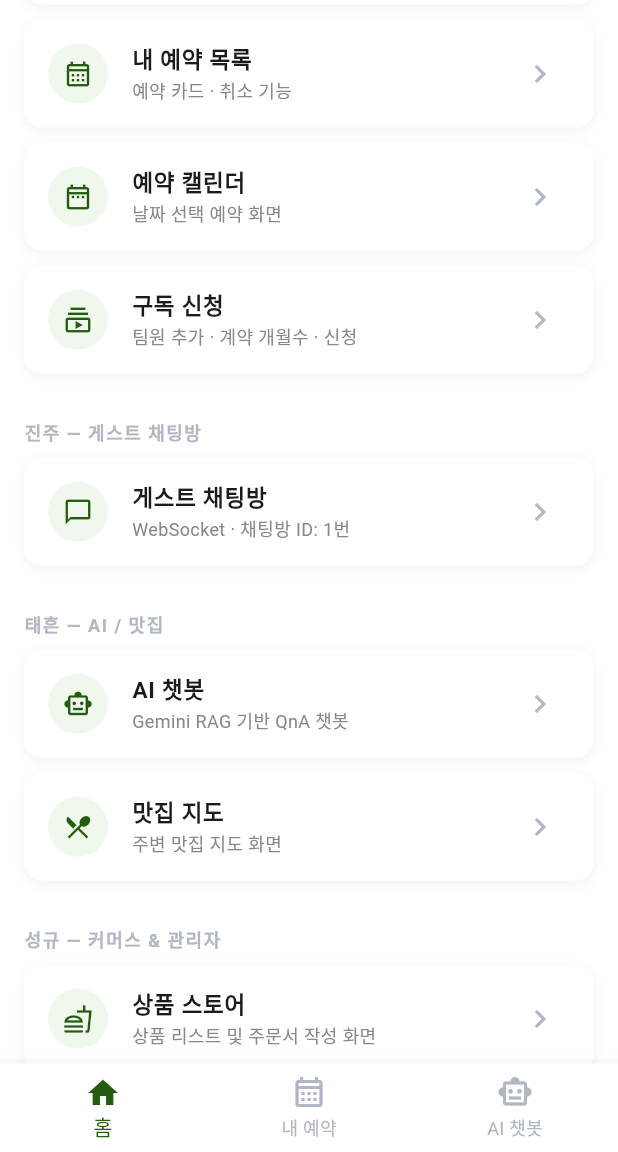
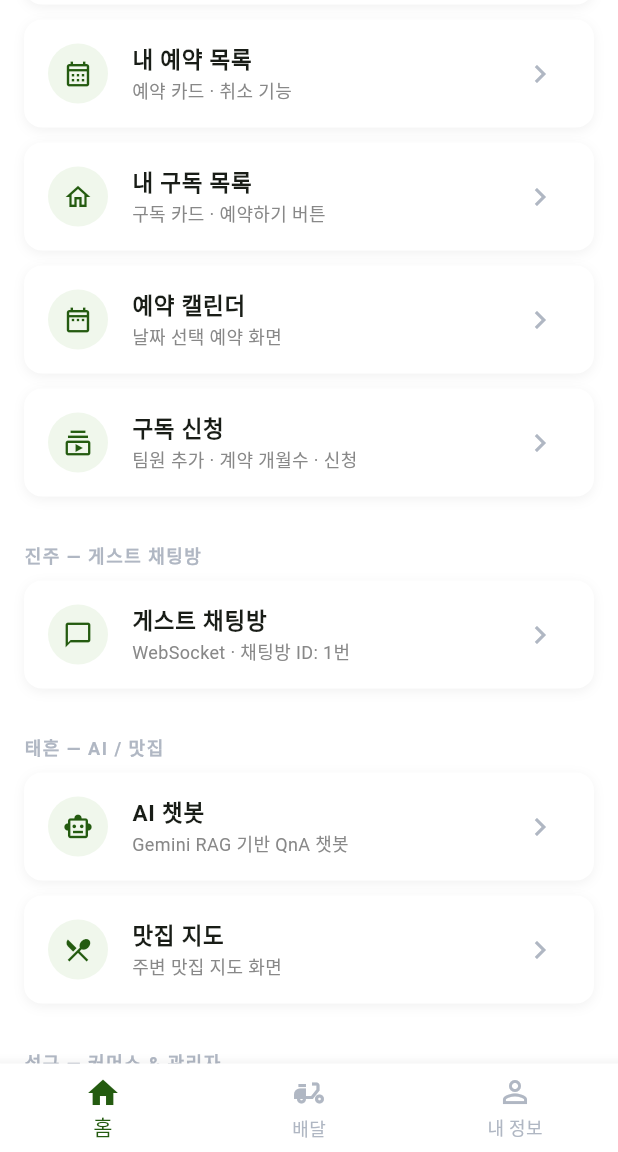
Before and after one commit to ljj9804-tech/Shared_Second_House_Operation_Platform, a Flutter app: the MainScreen screen opened directly, scrolled down 576 dp, on a phone screen of 412 x 824 dp, the part 84-1236 px from its top. Run offline on Flutter 3.47's test engine with Material 3 defaults, Android fonts, the phone set to English and light mode, and no system bars; our stand-ins replace cookie_jar, dio, dio_cookie_manager, flutter_dotenv, flutter_secure_storage, geolocator and 3 more; missing offline and left inert: flutter_foreground_task, stomp_dart_client; accounts and stored records are empty.

Commit message:
feat: [플러터] 내예약 + 내구독 페이지 추가 + 기타

```diff
--- a/flutter_front/lib/common/widget/global_chatbot_fab.dart
+++ b/flutter_front/lib/common/widget/global_chatbot_fab.dart
@@ -39,7 +39,7 @@ class GlobalChatbotFab {
                 if (open) return const SizedBox.shrink();
                 return Positioned(
                   right: 16,
-                  bottom: 24,
+                  bottom: 75,
                   child: SafeArea(child: _ChatbotButton()),
                 );
               },
--- a/flutter_front/lib/config/app_router.dart
+++ b/flutter_front/lib/config/app_router.dart
@@ -3,6 +3,7 @@ import 'package:provider/provider.dart';
 import 'package:flutter_front/common/constants/app_colors.dart';
 import 'package:flutter_front/domain/controller/stay_accommodation_controller.dart';
 import 'package:flutter_front/domain/controller/stay_reservation_controller.dart';
+import 'package:flutter_front/domain/controller/stay_subscription_controller.dart';
 import 'package:flutter_front/domain/controller/chat_bot_controller.dart';
 import 'package:flutter_front/domain/controller/restaurant_controller.dart';
 import 'package:flutter_front/domain/controller/route_controller.dart';
@@ -17,6 +18,7 @@ import 'package:flutter_front/domain/view/stay_accommodation_list_screen.dart';
 import 'package:flutter_front/domain/view/stay_accommodation_detail_screen.dart';
 import 'package:flutter_front/domain/view/stay_reservation_calendar_screen.dart';
 import 'package:flutter_front/domain/view/stay_my_reservation_screen.dart';
+import 'package:flutter_front/domain/view/stay_my_subscription_screen.dart';
 import 'package:flutter_front/domain/view/guest_chat_screen.dart';
 import 'package:flutter_front/domain/view/live_route_map_screen.dart';
 
@@ -32,6 +34,7 @@ class AppRouter extends StatelessWidget {
         ChangeNotifierProvider(create: (_) => AuthProvider()), // 추가
         ChangeNotifierProvider(create: (_) => StayAccommodationController()),
         ChangeNotifierProvider(create: (_) => StayReservationController()),
+        ChangeNotifierProvider(create: (_) => StaySubscriptionController()),
         ChangeNotifierProvider(create: (_) => ChatBotController()),
         ChangeNotifierProvider(create: (_) => RestaurantController()),
         ChangeNotifierProvider(create: (_) => RouteController()),
@@ -55,6 +58,7 @@ class AppRouter extends StatelessWidget {
           '/accommodations': (context) => const StayAccommodationListScreen(),
           '/my/reservations': (context) => const StayMyReservationScreen(),
           '/route': (context) => const LiveRouteMapScreen(),
+          '/my/subscriptions': (context) => const StayMySubscriptionScreen(),
           '/chat': (context) {
             final args = ModalRoute.of(context)!.settings.arguments as Map<String, dynamic>;
             return GuestChatScreen(
--- a/flutter_front/lib/domain/controller/stay_accommodation_controller.dart
+++ b/flutter_front/lib/domain/controller/stay_accommodation_controller.dart
@@ -100,8 +100,7 @@ class StayAccommodationController extends ChangeNotifier {
       final results = await Future.wait(futures);
       accommodations = results[0] as List<StayAccommodationDto>;
       if (userId != null) {
-        final raw = results[1] as List<dynamic>;
-        mySubscriptions = raw.map((e) => StaySubscriptionDto.fromJson(e as Map<String, dynamic>)).toList();
+        mySubscriptions = results[1] as List<StaySubscriptionDto>;
         debugPrint('📋 [내 구독 목록] userId=$userId, 총 ${mySubscriptions.length}건');
         for (final s in mySubscriptions) {
           debugPrint('  └ id=${s.subscriptionId} | accommodationId=${s.accommodationId} | status=${s.status} | ${s.startDate}~${s.endDate}');
@@ -168,8 +167,7 @@ class StayAccommodationController extends ChangeNotifier {
       ]);
       selectedAccommodation = results[0] as StayAccommodationDto;
       stories = results[1] as List<StayStoryDto>;
-      final raw = results[2] as List<dynamic>;
-      mySubscriptions = raw.map((e) => StaySubscriptionDto.fromJson(e as Map<String, dynamic>)).toList();
+      mySubscriptions = results[2] as List<StaySubscriptionDto>;
     } catch (e) {
       errorMessage = '숙소 정보를 불러오지 못했습니다.';
       debugPrint('❌ [숙소 상세 컨트롤러] $e');
--- /dev/null
+++ b/flutter_front/lib/domain/controller/stay_subscription_controller.dart
@@ -0,0 +1,56 @@
+/*
+ * ==================================================================================
+ * [파일 정보]
+ * 위치  : lib/domain/controller/stay_subscription_controller.dart
+ * 역할  : 내 구독 목록 상태 관리 (Provider)
+ * 사용처 : StayMySubscriptionScreen
+ * ----------------------------------------------------------------------------------
+ * [연관 파일]
+ * - stay_subscription_service.dart     : 구독 목록 API 호출
+ * - stay_accommodation_service.dart    : 숙소 이름/주소 병렬 조회
+ * - stay_subscription_dto.dart         : 구독 모델
+ * - stay_accommodation_dto.dart        : 숙소 모델 (이름/주소용)
+ * ----------------------------------------------------------------------------------
+ * [메서드 목록]
+ * - loadMySubscriptions(userId) : 구독 목록 + 숙소 정보 병렬 조회
+ * ==================================================================================
+ */
+
+import 'package:flutter/foundation.dart';
+import 'package:flutter_front/domain/dto/stay_accommodation_dto.dart';
+import 'package:flutter_front/domain/dto/stay_subscription_dto.dart';
+import 'package:flutter_front/domain/service/stay_accommodation_service.dart';
+import 'package:flutter_front/domain/service/stay_subscription_service.dart';
+
+class StaySubscriptionController extends ChangeNotifier {
+  final SubscriptionService _service = SubscriptionService();
+  final StayAccommodationService _accomService = StayAccommodationService();
+
+  List<StaySubscriptionDto> subscriptions = [];
+  final Map<int, StayAccommodationDto> accommodationCache = {};
+  bool isLoading = false;
+  String? errorMessage;
+
+  Future<void> loadMySubscriptions(int userId) async {
+    isLoading = true;
+    errorMessage = null;
+    notifyListeners();
+
+    try {
+      subscriptions = await _service.getMySubscriptions(userId);
+
+      // 숙소 이름/주소를 병렬로 조회
+      final ids = subscriptions.map((s) => s.accommodationId).toSet();
+      await Future.wait(ids.map((id) async {
+        try {
+          accommodationCache[id] = await _accomService.getAccommodation(id);
+        } catch (_) {}
+      }));
+    } catch (_) {
+      errorMessage = '구독 목록을 불러오지 못했습니다.';
+    } finally {
+      isLoading = false;
+      notifyListeners();
+    }
+  }
+}
--- a/flutter_front/lib/domain/view/dev_screen_links.dart
+++ b/flutter_front/lib/domain/view/dev_screen_links.dart
@@ -4,6 +4,7 @@ import 'package:flutter_front/common/constants/app_colors.dart';
 import 'package:flutter_front/domain/view/product_list_screen.dart';
 import 'package:flutter_front/domain/view/stay_accommodation_list_screen.dart';
 import 'package:flutter_front/domain/view/stay_my_reservation_screen.dart';
+import 'package:flutter_front/domain/view/stay_my_subscription_screen.dart';
 import 'package:flutter_front/domain/view/stay_reservation_calendar_screen.dart';
 import 'package:flutter_front/domain/view/stay_subscription_apply_screen.dart';
 import 'package:flutter_front/domain/dto/stay_accommodation_dto.dart';
@@ -40,6 +41,12 @@ class DevScreenLinks extends StatelessWidget {
             title: '내 예약 목록',
             subtitle: '예약 카드 · 취소 기능',
             onTap: () => _go(context, const StayMyReservationScreen()),
+          ),
+          _DevTile(
+            icon: Icons.home_outlined,
+            title: '내 구독 목록',
+            subtitle: '구독 카드 · 예약하기 버튼',
+            onTap: () => _go(context, const StayMySubscriptionScreen()),
           ),
           _DevTile(
             icon: Icons.date_range_outlined,
--- a/flutter_front/lib/domain/view/main_screen.dart
+++ b/flutter_front/lib/domain/view/main_screen.dart
@@ -41,8 +41,6 @@ import 'package:flutter_front/domain/dto/stay_reservation_dto.dart';
 import 'package:flutter_front/domain/view/stay_accommodation_detail_screen.dart';
 import 'package:flutter_front/domain/view/stay_accommodation_list_screen.dart';
 import 'package:flutter_front/domain/view/stay_reservation_calendar_screen.dart';
-import 'package:flutter_front/domain/view/stay_my_reservation_screen.dart';
-import 'package:flutter_front/domain/view/guest_chat_bot_screen.dart';
 // TODO: [개발 완료 시 삭제]
 import 'package:flutter_front/domain/view/dev_screen_links.dart';
 
@@ -243,8 +241,8 @@ class _MainScreenState extends State<MainScreen> {
         index: _currentIndex,
         children: [
           _buildHomeScaffold(ctrl),
-          const StayMyReservationScreen(),
-          const GuestChatBotScreen(),
+          _buildDeliveryScaffold(),
+          _buildMyPageScaffold(), // TODO: 담당 멤버 화면으로 교체
         ],
       ),
       bottomNavigationBar: BottomNavigationBar(
@@ -262,19 +260,63 @@ class _MainScreenState extends State<MainScreen> {
             label: '홈',
           ),
           BottomNavigationBarItem(
-            icon: Icon(Icons.calendar_month_outlined),
-            activeIcon: Icon(Icons.calendar_month),
-            label: '내 예약',
+            icon: Icon(Icons.delivery_dining),
+            activeIcon: Icon(Icons.delivery_dining),
+            label: '배달',
           ),
           BottomNavigationBarItem(
-            icon: Icon(Icons.smart_toy_outlined),
-            activeIcon: Icon(Icons.smart_toy),
-            label: 'AI 챗봇',
+            icon: Icon(Icons.person_outline),
+            activeIcon: Icon(Icons.person),
+            label: '내 정보',
           ),
         ],
       ),
     );
   }
+
+  // TODO: 내 정보 담당 멤버가 이 메서드를 자신의 화면으로 교체
+  Widget _buildMyPageScaffold() => Scaffold(
+    backgroundColor: AppColors.background,
+    appBar: AppBar(
+      title: const Text('내 정보', style: TextStyle(color: Colors.white, fontWeight: FontWeight.bold, fontSize: 18)),
+      centerTitle: true,
+      backgroundColor: AppColors.primary,
+      elevation: 0,
+      automaticallyImplyLeading: false,
+    ),
+    body: const Center(
+      child: Column(
+        mainAxisSize: MainAxisSize.min,
+        children: [
+          Icon(Icons.person_outline, size: 56, color: AppColors.textHint),
+          SizedBox(height: 16),
+          Text('마이페이지 준비 중', style: TextStyle(fontSize: 15, color: AppColors.textSecondary)),
+        ],
+      ),
+    ),
+  );
+
+  // TODO: 배달 팀원이 이 메서드를 자신의 화면으로 교체
+  Widget _buildDeliveryScaffold() => Scaffold(
+    backgroundColor: AppColors.background,
+    appBar: AppBar(
+      title: const Text('배달', style: TextStyle(color: Colors.white, fontWeight: FontWeight.bold, fontSize: 18)),
+      centerTitle: true,
+      backgroundColor: AppColors.primary,
+      elevation: 0,
+      automaticallyImplyLeading: false,
+    ),
+    body: const Center(
+      child: Column(
+        mainAxisSize: MainAxisSize.min,
+        children: [
+          Icon(Icons.delivery_dining, size: 56, color: AppColors.textHint),
+          SizedBox(height: 16),
+          Text('배달 서비스 준비 중', style: TextStyle(fontSize: 15, color: AppColors.textSecondary)),
+        ],
+      ),
+    ),
+  );
 
   Widget _buildHomeScaffold(StayAccommodationController ctrl) {
     return Scaffold(
--- a/flutter_front/lib/main.dart
+++ b/flutter_front/lib/main.dart
@@ -1,5 +1,6 @@
 import 'package:flutter/material.dart';
 import 'package:flutter_dotenv/flutter_dotenv.dart';
+import 'package:intl/date_symbol_data_local.dart';
 import 'package:provider/provider.dart';
 import 'core/api/dio_client.dart';
 import 'core/theme/app_theme.dart';
@@ -12,6 +13,7 @@ void main() async {
   WidgetsFlutterBinding.ensureInitialized();
   await dotenv.load(fileName: ".env");
   await DioClient.instance.init();
+  await initializeDateFormatting('ko_KR', null);
   runApp(const AppRouter());
 }
 
```
Also changed, not shown: flutter_front/lib/domain/service/stay_subscription_service.dart (+5 -2 lines), flutter_front/lib/domain/view/stay_my_subscription_screen.dart (added, +198 -0 lines), 1 other file.
